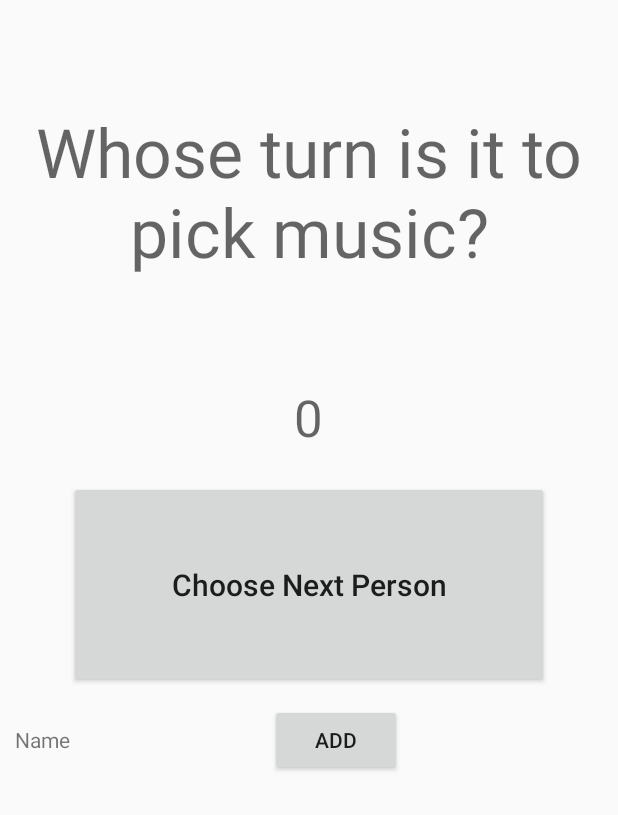
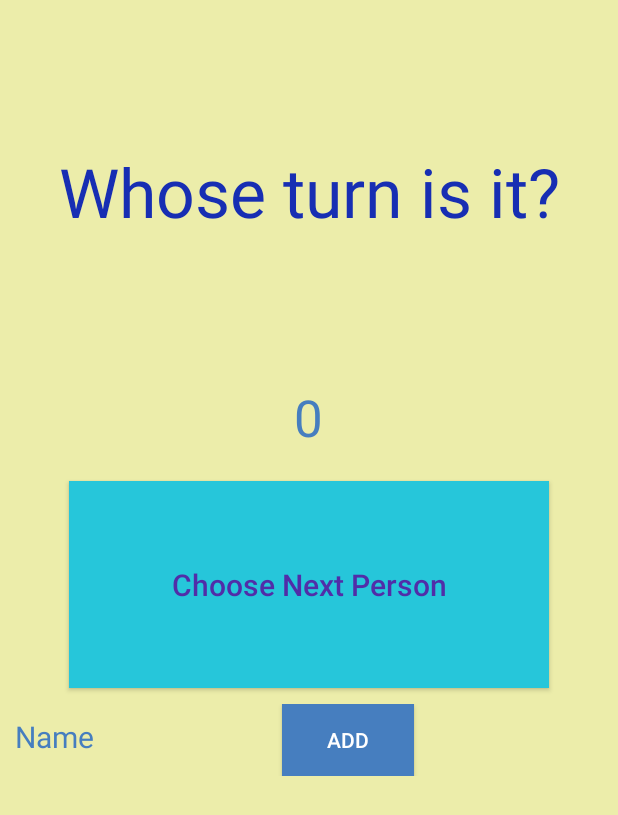
Before and after one commit to MicahLC/WhoPicksMusic, an Android app built with Jetpack Compose: the screen it shows after launch (MainActivity), on a phone screen of 412 x 824 dp. Shown: the top 815 px of the screen. Run offline under Robolectric (Android 15) with nearby library versions, the phone set to English and light mode, and no system bars; our stand-ins replace Room's generated code; libraries missing offline, so code that uses them is left out: androidx.room3; 4 statements that could not run were skipped.

Commit message:
Some color cleanup

```diff
--- a/app/src/main/java/com/example/whopicksmusic/MainActivity.kt
+++ b/app/src/main/java/com/example/whopicksmusic/MainActivity.kt
@@ -97,6 +97,7 @@ class MainActivity : ComponentActivity(), View.OnClickListener {
         val newRow = TableRow(this)
         val tvTextEdit = EditText(this)
         val tvDeleteButton = Button(this)
+        tvDeleteButton.setBackgroundResource(R.color.red_chili_red)
         var person2 = person
 
         if (person2 != null) {
--- a/app/src/main/res/layout/layout.xml
+++ b/app/src/main/res/layout/layout.xml
@@ -3,6 +3,7 @@
     xmlns:app="http://schemas.android.com/apk/res-auto"
     android:layout_width="match_parent"
     android:layout_height="match_parent"
+    android:background="#ECEDAA"
     android:orientation="vertical">
 
     <TextView
@@ -12,8 +13,9 @@
         android:layout_marginTop="20dp"
         android:layout_weight=".5"
         android:gravity="center"
-        android:text="Whose turn is it to pick music?"
-        android:textAppearance="@style/TextAppearance.AppCompat.Display2" />
+        android:text="Whose turn is it?"
+        android:textAppearance="@style/TextAppearance.AppCompat.Display2"
+        android:textColor="@color/dark_blue" />
 
     <TextView
         android:id="@+id/textView3"
@@ -32,7 +34,8 @@
         android:layout_weight=".1"
         android:gravity="center"
         android:text="Click &quot;Choose...&quot; to find out!"
-        android:textAppearance="@style/TextAppearance.AppCompat.Display1" />
+        android:textAppearance="@style/TextAppearance.AppCompat.Display1"
+        android:textColor="#467EBF" />
 
     <Button
         android:id="@+id/chooseNext"
@@ -40,8 +43,10 @@
         android:layout_height="40dp"
         android:layout_gravity="center"
         android:layout_weight=".25"
+        android:background="#26C6DA"
         android:text="Choose Next Person"
         android:textAllCaps="false"
+        android:textColor="#512DA8"
         android:textSize="20sp" />
 
     <ScrollView
@@ -67,13 +72,17 @@
                     android:id="@+id/textView6"
                     android:layout_width="wrap_content"
                     android:layout_height="wrap_content"
-                    android:text="Name" />
+                    android:text="Name"
+                    android:textColor="@color/light_blue"
+                    android:textSize="20sp" />
 
                 <Button
                     android:id="@+id/addMore"
                     android:layout_width="wrap_content"
                     android:layout_height="wrap_content"
-                    android:text="Add" />
+                    android:background="@color/light_blue"
+                    android:text="Add"
+                    android:textColor="@color/white" />
             </TableRow>
 
         </TableLayout>
--- a/app/src/main/res/values/colors.xml
+++ b/app/src/main/res/values/colors.xml
@@ -7,4 +7,11 @@
     <color name="teal_700">#FF018786</color>
     <color name="black">#FF000000</color>
     <color name="white">#FFFFFFFF</color>
+    <color name="light_blue">#467EBF</color>
+    <color name="dark_blue">#172EB3</color>
+    <color name="maroon">#8C1652</color>
+    <color name="red_carmine">#960019</color>
+    <color name="red_scarlet">#FF2400</color>
+    <color name="red_ferrari">#FF2811</color>
+    <color name="red_chili_red">#C21807</color>
 </resources>
```
